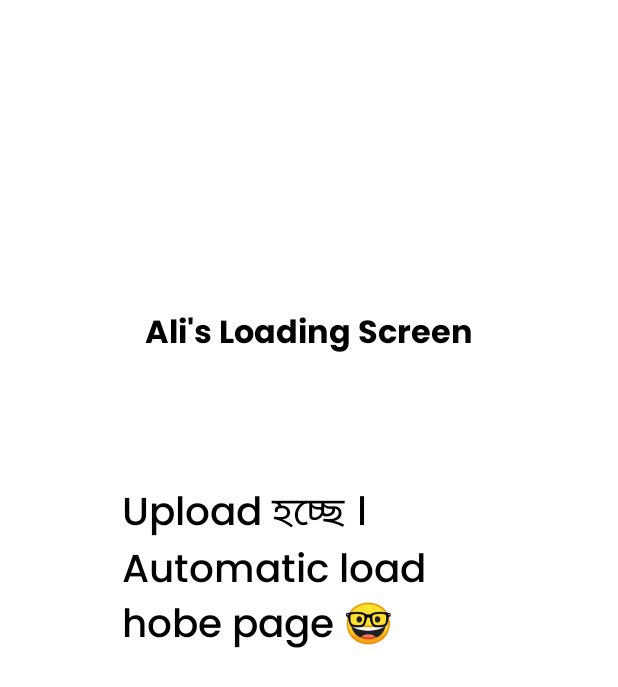
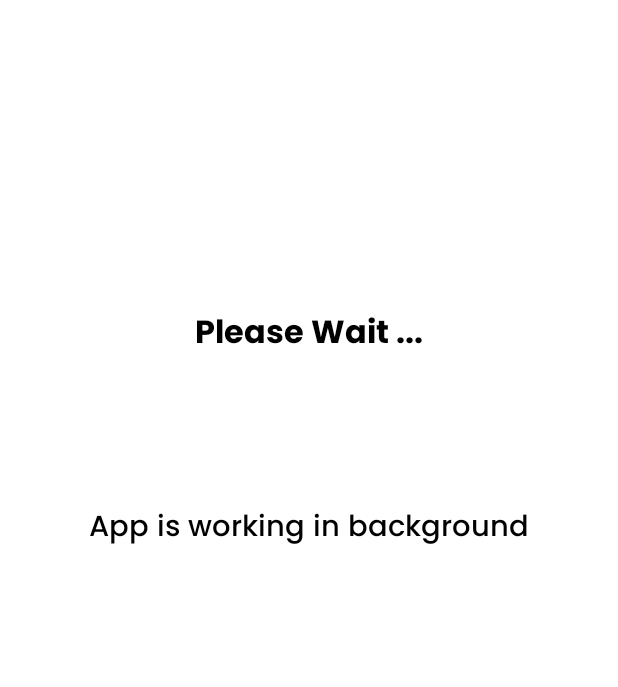
Before and after one commit to Rusian007/Bus_App, an Android app: the ShortRouteTicketActivity screen opened directly, with no data from a screen before it, on a phone screen of 412 x 824 dp. Shown: the top 687 px of the screen. Run offline under Robolectric (Android 15) with nearby library versions, the phone set to English and light mode, and no system bars.

Commit message:
updated for build - Offline sales upload error for short route persists

```diff
--- a/app/src/main/java/com/example/busapp/Adaptar/SalesViewAdapter.java
+++ b/app/src/main/java/com/example/busapp/Adaptar/SalesViewAdapter.java
@@ -28,7 +28,6 @@ public class SalesViewAdapter extends RecyclerView.Adapter<SalesViewAdapter.View
         SalesModelList.clear(); // Assuming SalesInfoList is your data list
         notifyDataSetChanged(); // Notify RecyclerView to update its view
     }
-
 
     @NonNull
     @Override
--- a/app/src/main/java/com/example/busapp/retrofit/ApiClient.java
+++ b/app/src/main/java/com/example/busapp/retrofit/ApiClient.java
@@ -10,7 +10,7 @@ public class ApiClient {
 
 //Define the base URL//
 
-    private static final String BASE_URL = "http://rusian.pythonanywhere.com/";
+    private static final String BASE_URL = "https://shortroute.elishparibahan.com/";
 
 //Create the Retrofit instance//
 
--- a/app/src/main/java/com/example/busapp/retrofit/ApiEndpoints/LoginApi.java
+++ b/app/src/main/java/com/example/busapp/retrofit/ApiEndpoints/LoginApi.java
@@ -14,7 +14,6 @@ import retrofit2.http.POST;
 
 public interface LoginApi {
 
-
     @POST("get-auth-token/")
     Call<TokenModel> loginUser(@Body LoginCredentials req);
 }
--- a/app/src/main/java/com/example/busapp/retrofit/ApiEndpoints/SalesApi.java
+++ b/app/src/main/java/com/example/busapp/retrofit/ApiEndpoints/SalesApi.java
@@ -10,6 +10,6 @@ import retrofit2.http.Query;
 
 public interface SalesApi {
 
-    @GET("ticket/sells/")
+    @GET("ticket/sales/")
     Call<SalesApiModel> getSales(@Header("Authorization") String token, @Query("date") String date);
 }
--- a/app/src/main/java/com/example/busapp/retrofit/RequestModel/ApiClientLongRoute.java
+++ b/app/src/main/java/com/example/busapp/retrofit/RequestModel/ApiClientLongRoute.java
@@ -9,7 +9,7 @@ public class ApiClientLongRoute {
 
 //Define the base URL//
 
-    private static final String BASE_URL = "http://samsun.pythonanywhere.com/";
+    private static final String BASE_URL = "https://longroute.elishparibahan.com/";
 
 //Create the Retrofit instance//
 
@@ -17,8 +17,6 @@ public class ApiClientLongRoute {
         if (retrofit == null) {
             retrofit = new retrofit2.Retrofit.Builder()
                     .baseUrl(BASE_URL)
-
-
 
                     .addConverterFactory(GsonConverterFactory.create())
 
--- a/app/src/main/res/layout/activity_booking_seat.xml
+++ b/app/src/main/res/layout/activity_booking_seat.xml
@@ -144,7 +144,7 @@
             android:inputType="number"
             android:textSize="22dp"
             android:textColorHint="@color/white"
-            android:text="0"
+            android:text=""
             android:textColor="@color/white"
             android:fontFamily="@font/poppins_bold"
          />
--- a/app/src/main/res/layout/activity_short_route_ticket_uploading.xml
+++ b/app/src/main/res/layout/activity_short_route_ticket_uploading.xml
@@ -11,7 +11,7 @@
         android:layout_width="wrap_content"
         android:layout_height="wrap_content"
         android:fontFamily="@font/poppins_bold"
-        android:text="Ali's Loading Screen"
+        android:text="Please Wait ..."
         android:textColor="@color/black"
         android:textSize="21dp"
         app:layout_constraintBottom_toBottomOf="parent"
@@ -22,12 +22,12 @@
 
     <TextView
         android:id="@+id/loading"
-        android:layout_width="250dp"
+        android:layout_width="wrap_content"
         android:layout_height="wrap_content"
         android:fontFamily="@font/poppins_medium"
-        android:text="Upload হচ্ছে । Automatic load hobe page 🤓"
+        android:text="App is working in background"
         android:textColor="@color/black"
-        android:textSize="26dp"
+        android:textSize="19dp"
         app:layout_constraintBottom_toBottomOf="parent"
         app:layout_constraintEnd_toEndOf="parent"
         app:layout_constraintStart_toStartOf="parent"
--- a/app/src/main/res/layout/sales_info_card.xml
+++ b/app/src/main/res/layout/sales_info_card.xml
@@ -22,9 +22,10 @@
                 android:layout_height="wrap_content"
                 android:fontFamily="@font/poppins_regular"
                 android:gravity="center"
-                android:text="Dhaka"
+                android:text=""
+                android:layout_weight="1"
                 android:textAlignment="center"
-                android:textColor="@color/black"
+                android:textColor="@color/ColorBluGray"
                 android:textSize="14dp"
                 app:layout_constraintBottom_toBottomOf="parent"
                 app:layout_constraintEnd_toEndOf="parent"
```
Also changed, not shown: app/src/main/java/com/example/busapp/Booking/ShortRouteBooking/ShortRouteTicketActivity.java (+18 -10 lines), app/src/main/java/com/example/busapp/SalesActivity.java (+11 -8 lines), app/src/main/java/com/example/busapp/retrofit/ApiModels/SalesApiModel.java (+12 -1 lines).
